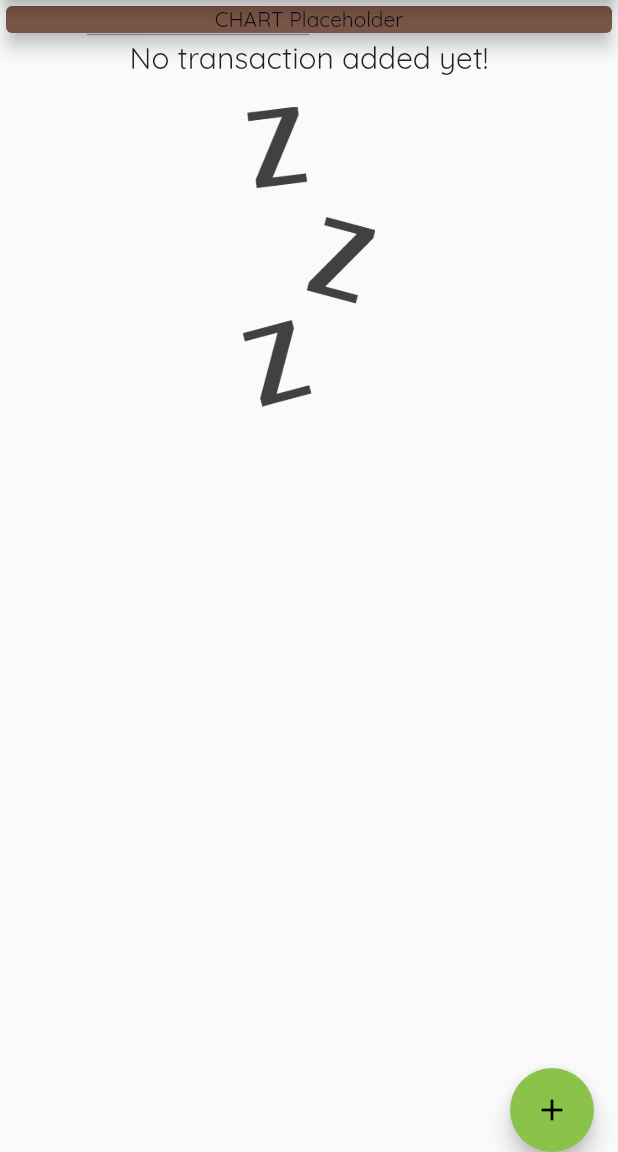
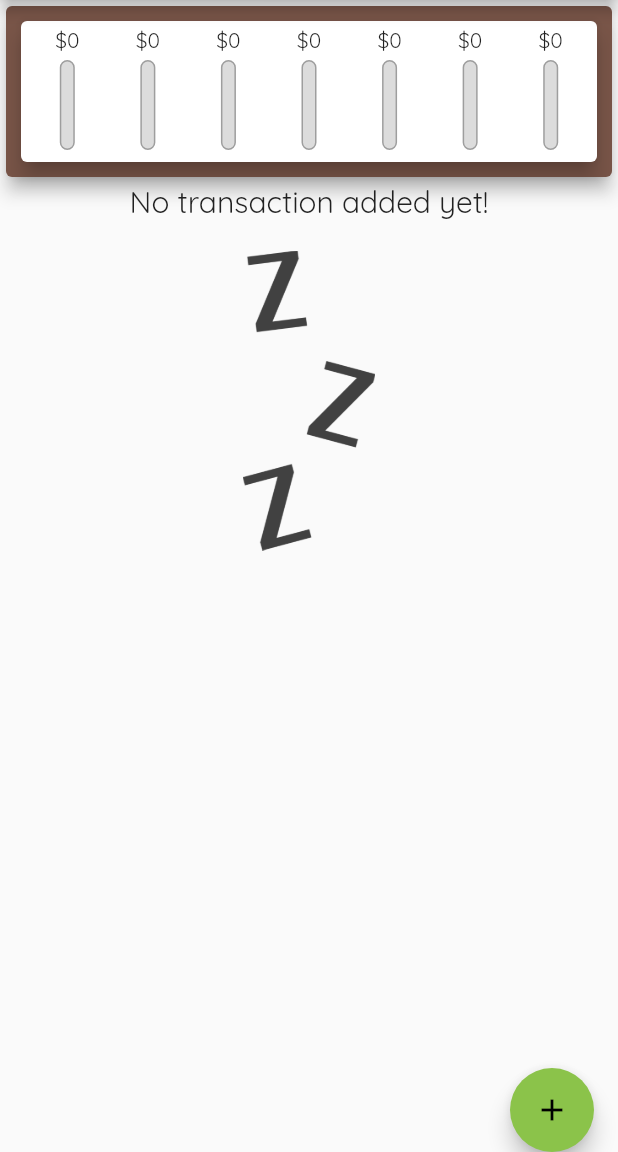
Before and after one commit to alinpahontu2912/expenses-app-flutter-udemy, a Flutter app: the screen it shows after launch, on a phone screen of 412 x 824 dp, the part 84-1236 px from its top. Run offline on Flutter 3.47's test engine with Material 2 defaults, Android fonts, the phone set to English and light mode, and no system bars.

Commit message:
created chart component

```diff
--- a/lib/main.dart
+++ b/lib/main.dart
@@ -1,4 +1,5 @@
 import 'package:flutter/material.dart';
+import 'package:secondapp/widgets/Chart.dart';
 import 'package:secondapp/widgets/new_transaction.dart';
 import 'package:secondapp/widgets/transaction_list.dart';
 
@@ -42,6 +43,12 @@ class _MyHomePageState extends State<MyHomePage> {
     // Transaction(id: '02', title: 'test', amount: 14.01, date: DateTime.now()),
   ];
 
+  List<Transaction> get _recentTracsanctions {
+    return _userTransactions.where((element) {
+      return element.date.isAfter(DateTime.now().subtract(Duration(days: 7)));
+    }).toList();
+  }
+
   void _addNewTransaction(String txTitle, double txAmount) {
     final newTx = Transaction(
         id: DateTime.now().toString(),
@@ -81,13 +88,7 @@ class _MyHomePageState extends State<MyHomePage> {
         crossAxisAlignment: CrossAxisAlignment.center,
         children: [
           Card(
-            child: Container(
-              child: Text(
-                'CHART Placeholder',
-                textAlign: TextAlign.center,
-              ),
-              width: double.infinity,
-            ),
+            child: Chart(_recentTracsanctions),
             elevation: 5,
             color: Colors.brown,
           ),
--- a/lib/widgets/Chart.dart
+++ b/lib/widgets/Chart.dart
@@ -1,12 +1,21 @@
+import 'package:flutter/cupertino.dart';
 import 'package:flutter/material.dart';
 import 'package:secondapp/models/transaction.dart';
 import 'package:intl/intl.dart';
+import 'package:secondapp/widgets/ChartBar.dart';
 
 class Chart extends StatelessWidget {
 
   final List<Transaction> recentTransactions;
 
   const Chart(this.recentTransactions);
+
+
+  double get maxSpending {
+    return groupedTransactionValues.fold(0, (sum, element) {
+      return sum + (element['amount'] as double);
+    });
+  }
 
   List<Map<String, Object>> get groupedTransactionValues {
     return List.generate(7, (index) {
@@ -20,20 +29,35 @@ class Chart extends StatelessWidget {
           totalSum += recentTransactions[i].amount;
         }
       }
-      return {'day': DateFormat.E(weekDay).toString(), 'amount': totalSum};
+      return {
+        'day': DateFormat.E().format(weekDay).substring(0, 1),
+        'amount': totalSum
+      };
     }
     );
   }
 
   @override
   Widget build(BuildContext context) {
+    print(groupedTransactionValues);
     return Card(
       elevation: 6,
-      margin: EdgeInsets.all(20),
-      child: Row(
-        children: [
-        ],
+      margin: EdgeInsets.all(10),
+      child: Container(
+        padding: EdgeInsets.all(4),
+        child: Row(
+          mainAxisAlignment: MainAxisAlignment.spaceAround,
+          children: groupedTransactionValues.map((e) {
+            return Flexible(
+              fit: FlexFit.tight,
+              child: ChartBar(
+                  e['day'].toString(), (e['amount'] as double),
+                maxSpending == 0 ? 0 : ((e['amount'] as double) / maxSpending ),
+              ),
+            );
+          }).toList(),
+        ),
       ),
-    )
+    );
   }
 }
--- /dev/null
+++ b/lib/widgets/ChartBar.dart
@@ -0,0 +1,50 @@
+import 'package:flutter/cupertino.dart';
+import 'package:flutter/material.dart';
+
+class ChartBar extends StatelessWidget {
+  final String label;
+  final double spendingAmount;
+  final double spendingPercentage;
+
+  ChartBar(this.label, this.spendingAmount, this.spendingPercentage);
+
+  @override
+  Widget build(BuildContext context) {
+    return Column(
+      children: [
+        FittedBox(
+            child: Text('\$${spendingAmount.toStringAsFixed(0)}'),
+        ),
+        SizedBox(
+          height: 4,
+        ),
+        Container(
+          height: 60,
+          width: 10,
+          child: Stack(
+            children: [
+              Container(
+                decoration: BoxDecoration(
+                  border: Border.all(color: Colors.grey, width: 1),
+                  color: Color.fromRGBO(220, 220, 220, 1),
+                  borderRadius: BorderRadius.circular(10),
+                ),
+              ),
+              FractionallySizedBox(
+                heightFactor: spendingPercentage,
+                child: Container(
+                  decoration: BoxDecoration(
+                    color: Theme.of(context).primaryColor,
+                  ),
+                ),
+              )
+            ],
+          ),
+        ),
+        SizedBox(
+          height: 4,
+        )
+      ],
+    );
+  }
+}
```
